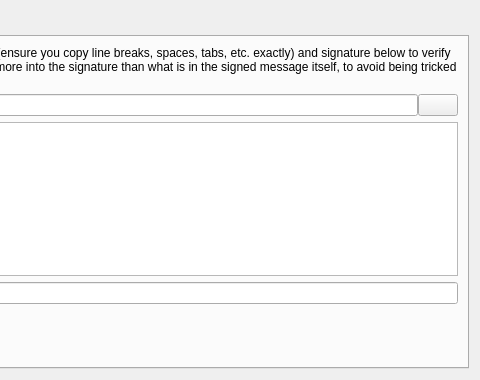
Qt form src/qt/forms/signverifymessagedialog.ui (dzimbeck/BitBay) before a commit; both pictures show x 220 to 700 and y 0 to 380 of the 700 by 380 pixel window.
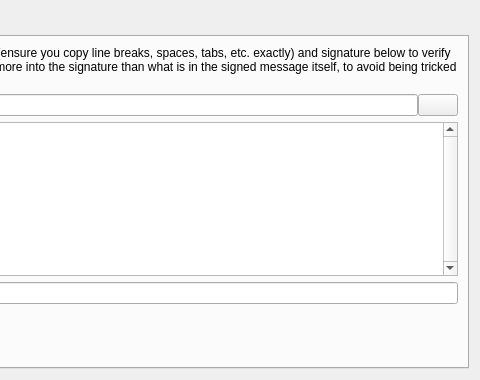
The same form after that commit. Icons and pictures are not drawn. Custom widgets are drawn as their Qt base class.

Patch:
```diff
--- a/src/qt/forms/signverifymessagedialog.ui
+++ b/src/qt/forms/signverifymessagedialog.ui
@@ -281,7 +281,11 @@
         </layout>
        </item>
        <item>
-        <widget class="QPlainTextEdit" name="messageIn_VM"/>
+        <widget class="QPlainTextEdit" name="messageIn_VM">
+         <property name="verticalScrollBarPolicy">
+          <enum>Qt::ScrollBarAlwaysOn</enum>
+         </property>
+        </widget>
        </item>
        <item>
         <widget class="QValidatedLineEdit" name="signatureIn_VM"/>
```
